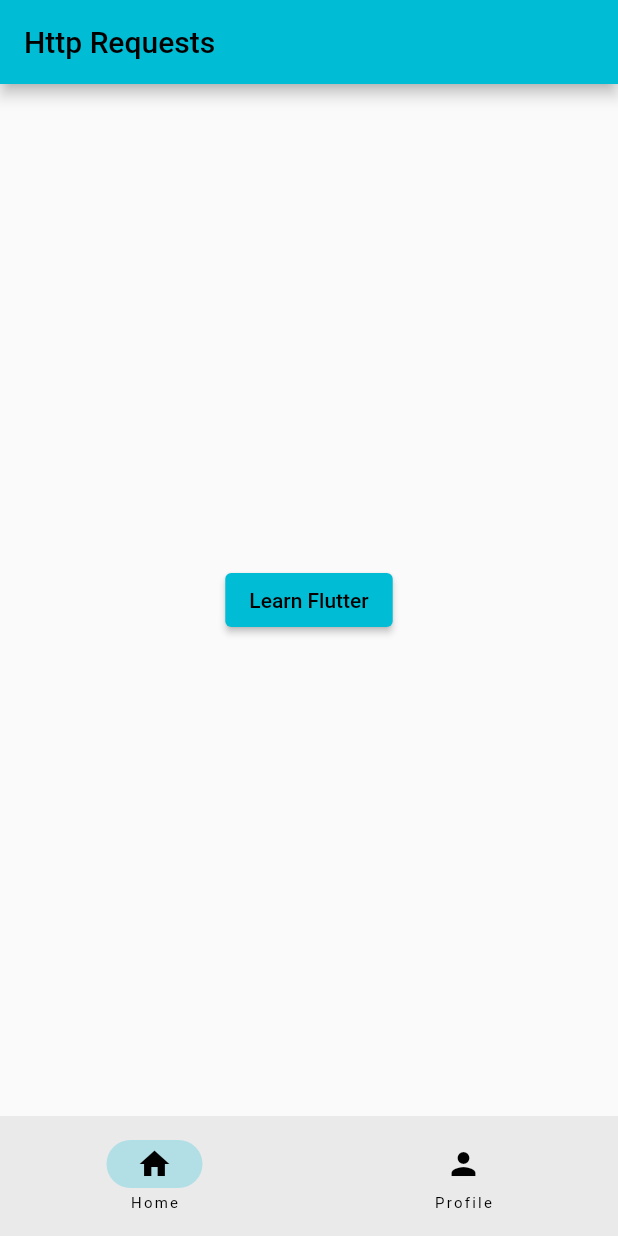
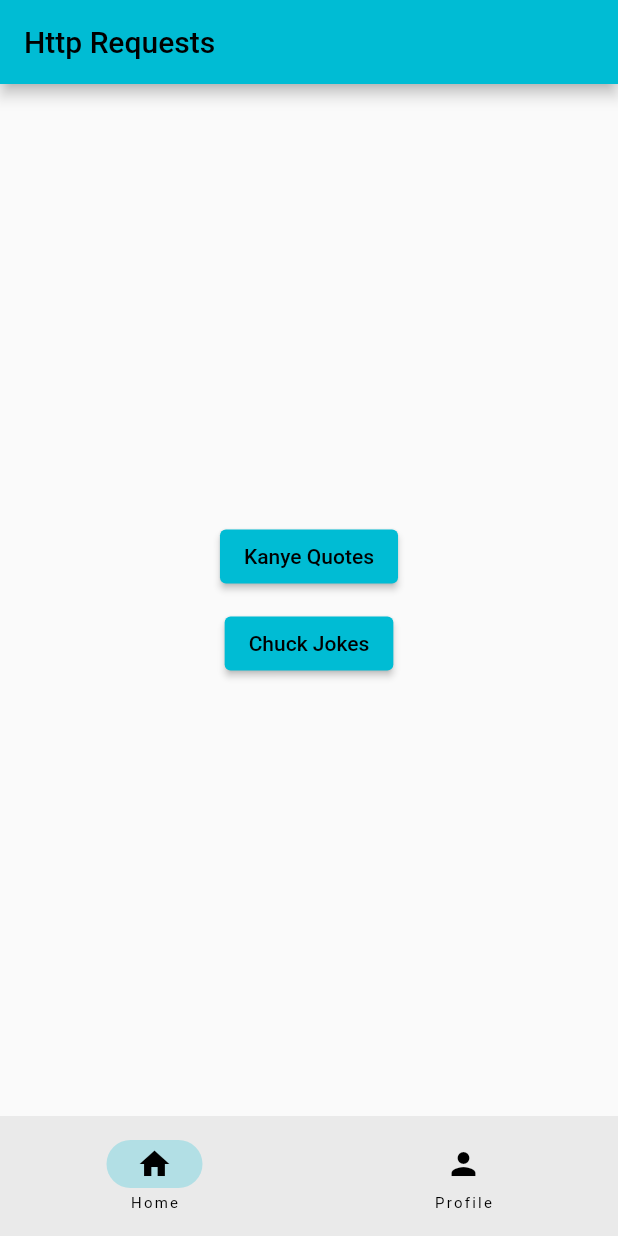
Before and after one commit to ShadrackOngera/flutter-practicals, a Flutter app: the screen it shows after launch, on a phone screen of 412 x 824 dp. Run offline on Flutter 3.47's test engine with Material 2 defaults, Android fonts, the light colour scheme and no system bars.

Commit message:
chuck norris jokes

```diff
--- a/lib/home_page.dart
+++ b/lib/home_page.dart
@@ -1,4 +1,5 @@
 import 'package:flutter/material.dart';
+import 'package:practicals/Chuck_page.dart';
 import 'package:practicals/quote_page.dart';
 
 class HomePage extends StatelessWidget {
@@ -7,7 +8,10 @@
   @override
   Widget build(BuildContext context) {
     return Center(
-      child: ElevatedButton(
+        child: Column(
+      mainAxisAlignment: MainAxisAlignment.center,
+      children: [
+        ElevatedButton(
           onPressed: () {
             Navigator.of(context).push(
               MaterialPageRoute(
@@ -17,8 +21,22 @@
               ),
             );
           },
-        child: const Text('Learn Flutter'),
+          child: const Text('Kanye Quotes'),
+        ),
+        const SizedBox(height: 10),
+        ElevatedButton(
+          onPressed: () {
+            Navigator.of(context).push(
+              MaterialPageRoute(
+                builder: (BuildContext context) {
+                  return const ChuckPage();
+                },
               ),
             );
+          },
+          child: const Text('Chuck Jokes'),
+        )
+      ],
+    ));
   }
 }
```
Also changed, not shown: lib/Chuck_page.dart (added, +58 -0 lines). Lines whose indentation alone changed are shown as unchanged.
